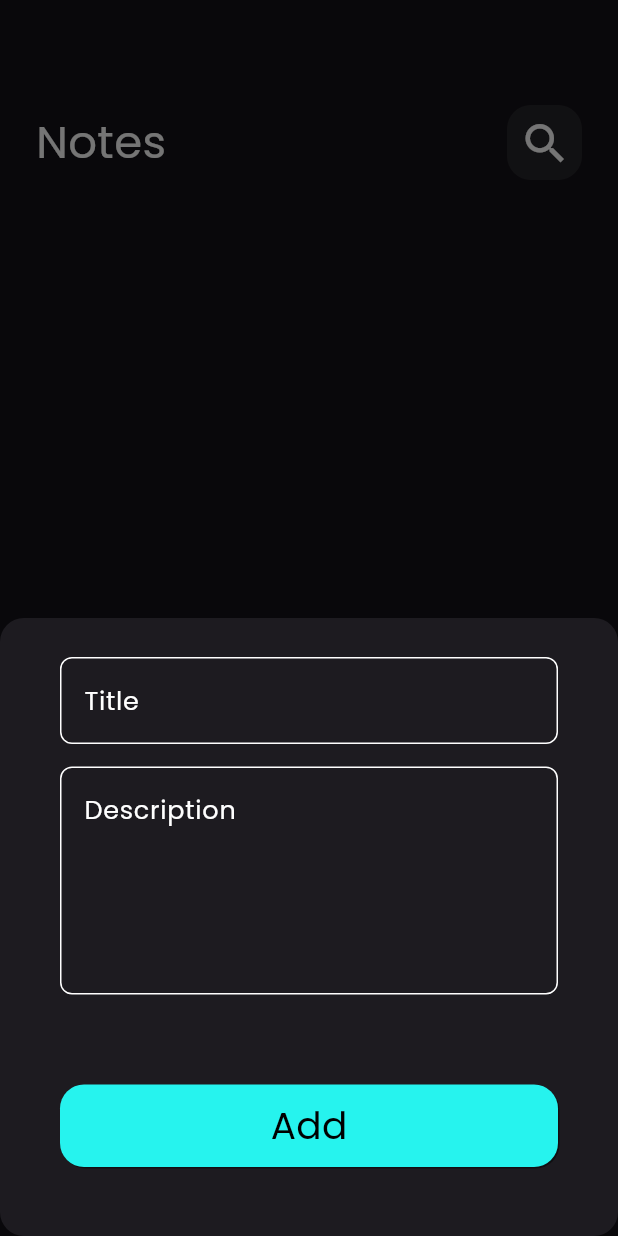
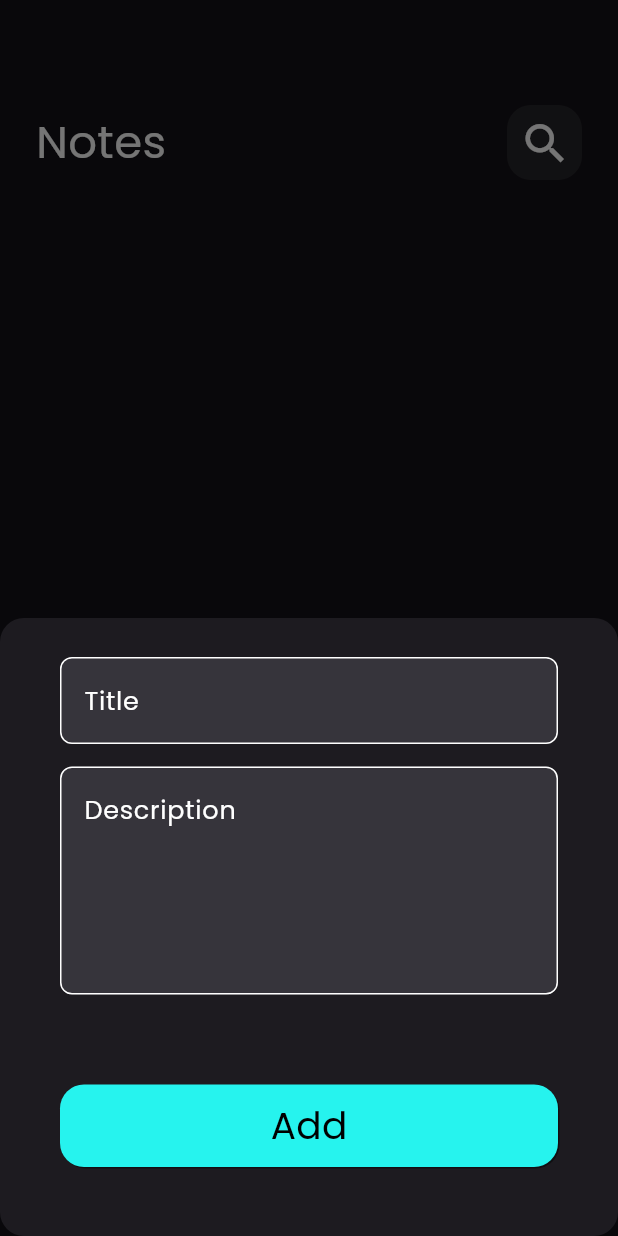
Before and after one commit to Marioktkt136/notes_app, a Flutter app: the screen it shows after launch, after a tap on the "add" icon, on a phone screen of 412 x 824 dp. Run offline on Flutter 3.47's test engine with Material 3 defaults, Android fonts, the phone set to English and light mode, and no system bars; our stand-ins replace bloc, flutter_bloc, font_awesome_flutter, hive, hive_flutter; accounts and stored records are empty.

Commit message:
edit note done & add text controller

```diff
--- a/lib/models/note_model.dart
+++ b/lib/models/note_model.dart
@@ -4,13 +4,13 @@ part 'note_model.g.dart';
 @HiveType(typeId: 0)
 class NoteModel extends HiveObject {
   @HiveField(0)
-  final String title;
+  String title;
   @HiveField(1)
-  final String subTitle;
+  String subTitle;
   @HiveField(2)
   final String date;
   @HiveField(3)
-  final int color;
+  int color;
 
   NoteModel({
     required this.title,
--- a/lib/widgets/custom_app_bar.dart
+++ b/lib/widgets/custom_app_bar.dart
@@ -2,9 +2,11 @@ import 'package:flutter/material.dart';
 import 'package:notes_app/widgets/custom_search_icon.dart';
 
 class CustomAppBar extends StatelessWidget {
-  const CustomAppBar({super.key, required this.title, required this.icon});
+  const CustomAppBar(
+      {super.key, required this.title, required this.icon, this.onPressed});
   final String title;
   final IconData icon;
+  final void Function()? onPressed;
   @override
   Widget build(BuildContext context) {
     return Padding(
@@ -24,6 +26,7 @@ class CustomAppBar extends StatelessWidget {
           ),
           const Spacer(),
           CustomSearchIcon(
+            onPressed: onPressed,
             icon: icon,
           ),
         ],
--- a/lib/widgets/custom_notes_item.dart
+++ b/lib/widgets/custom_notes_item.dart
@@ -18,7 +18,9 @@ class CustomNotesItem extends StatelessWidget {
           context,
           MaterialPageRoute(
             builder: (context) {
-              return const EditNoteView();
+              return EditNoteView(
+                note: note,
+              );
             },
           ),
         );
--- a/lib/widgets/custom_search_icon.dart
+++ b/lib/widgets/custom_search_icon.dart
@@ -1,8 +1,9 @@
 import 'package:flutter/material.dart';
 
 class CustomSearchIcon extends StatelessWidget {
-  const CustomSearchIcon({super.key, required this.icon});
+  const CustomSearchIcon({super.key, required this.icon, this.onPressed});
   final IconData icon;
+  final void Function()? onPressed;
   @override
   Widget build(BuildContext context) {
     return Container(
@@ -14,7 +15,7 @@ class CustomSearchIcon extends StatelessWidget {
       ),
       child: Center(
         child: IconButton(
-          onPressed: () {},
+          onPressed: onPressed,
           icon: Icon(
             icon,
             color: Colors.white,
--- a/lib/widgets/custom_text_field.dart
+++ b/lib/widgets/custom_text_field.dart
@@ -1,22 +1,34 @@
 import 'package:flutter/material.dart';
 import 'package:notes_app/constants.dart';
 
-class CustomTextField extends StatelessWidget {
-  const CustomTextField({
+class CustomTextField extends StatefulWidget {
+  CustomTextField({
     super.key,
     this.color,
-    required this.hintText,
+    this.hintText,
     this.maxLines = 1,
     this.onSaved,
+    this.onChanged,
+    this.textController,
   });
   final Color? color;
-  final String hintText;
+  final String? hintText;
   final int maxLines;
   final void Function(String?)? onSaved;
+  final void Function(String)? onChanged;
+  TextEditingController? textController = TextEditingController();
+
+  @override
+  State<CustomTextField> createState() => _CustomTextFieldState();
+}
+
+class _CustomTextFieldState extends State<CustomTextField> {
   @override
   Widget build(BuildContext context) {
     return TextFormField(
-      onSaved: onSaved,
+      onChanged: widget.onChanged,
+      onSaved: widget.onSaved,
+      controller: widget.textController,
       validator: (value) {
         if (value?.isEmpty ?? true) {
           return 'Field is required';
@@ -25,9 +37,10 @@ class CustomTextField extends StatelessWidget {
         }
       },
       cursorColor: kPrimaryColor,
-      maxLines: maxLines,
+      maxLines: widget.maxLines,
       decoration: InputDecoration(
-          hintText: hintText,
+          filled: true,
+          hintText: widget.hintText,
           hintStyle: const TextStyle(
             color: Colors.white,
             fontSize: 17,
```
Also changed, not shown: lib/views/edit_note_page.dart (+7 -4 lines), lib/widgets/edit_note_view_body.dart (+37 -9 lines).
